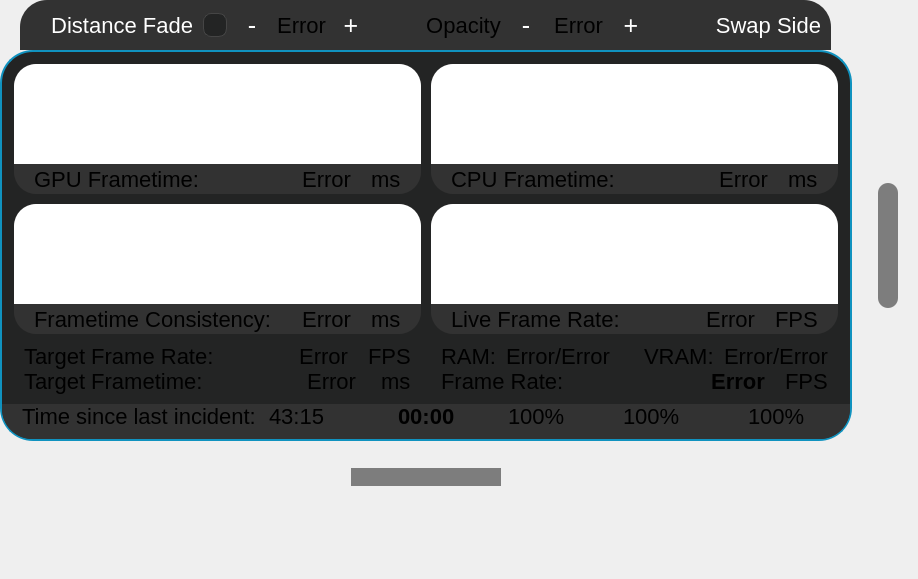
Old version of the form src/userinterface/dashboardui.ui in the repository Trixxle/SeamenPerformanceOverlay.
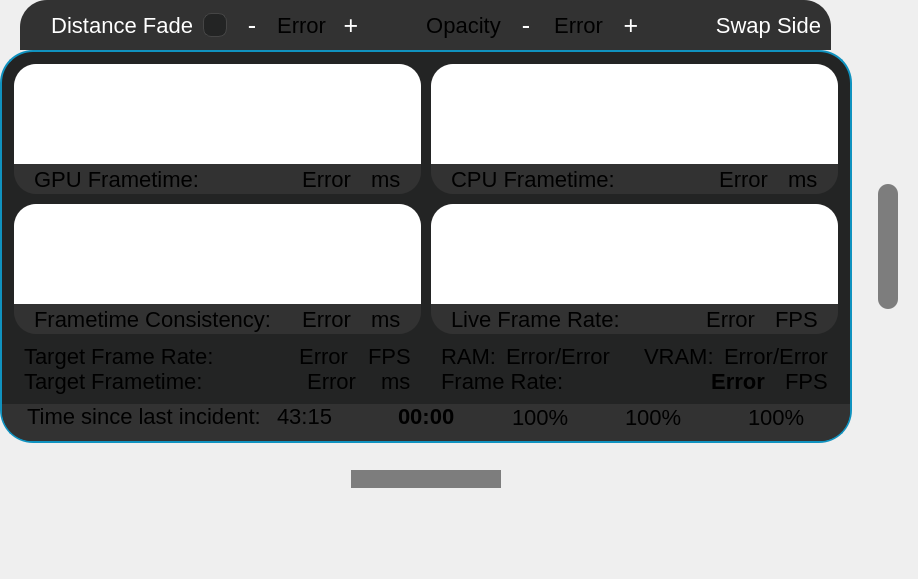
New version of the form. Icons and pictures are not drawn. Custom widgets are drawn as their Qt base class.

Commit message: A bunch of minor UI adjustments

What changed in the file:
```diff
--- a/src/userinterface/dashboardui.ui
+++ b/src/userinterface/dashboardui.ui
@@ -136,6 +136,11 @@
     border-bottom-right-radius: 22px;
 }
 
+/*--- Playtime Layout---*/
+#playTimeTitle, #playtimeClock, #clock {
+	padding-bottom: 2px;
+}
+
 /*--- Scale Bar ---*/
 #scaleButton{
 	font-size: 10px;
@@ -698,6 +703,15 @@
                <property name="text">
                 <string>Time since last incident:</string>
                </property>
+               <property name="textFormat">
+                <enum>Qt::TextFormat::AutoText</enum>
+               </property>
+               <property name="alignment">
+                <set>Qt::AlignmentFlag::AlignLeading|Qt::AlignmentFlag::AlignLeft|Qt::AlignmentFlag::AlignVCenter</set>
+               </property>
+               <property name="margin">
+                <number>0</number>
+               </property>
               </widget>
              </item>
              <item>
@@ -710,8 +724,8 @@
                </property>
                <property name="sizeHint" stdset="0">
                 <size>
-                 <width>13</width>
-                 <height>17</height>
+                 <width>5</width>
+                 <height>20</height>
                 </size>
                </property>
               </spacer>
@@ -1057,6 +1071,9 @@
          </item>
          <item row="1" column="0" alignment="Qt::AlignmentFlag::AlignHCenter">
           <widget class="QFrame" name="trackersFrame">
+           <property name="enabled">
+            <bool>true</bool>
+           </property>
            <property name="layoutDirection">
             <enum>Qt::LayoutDirection::LeftToRight</enum>
            </property>
```
The commit also changes 1 other file.
